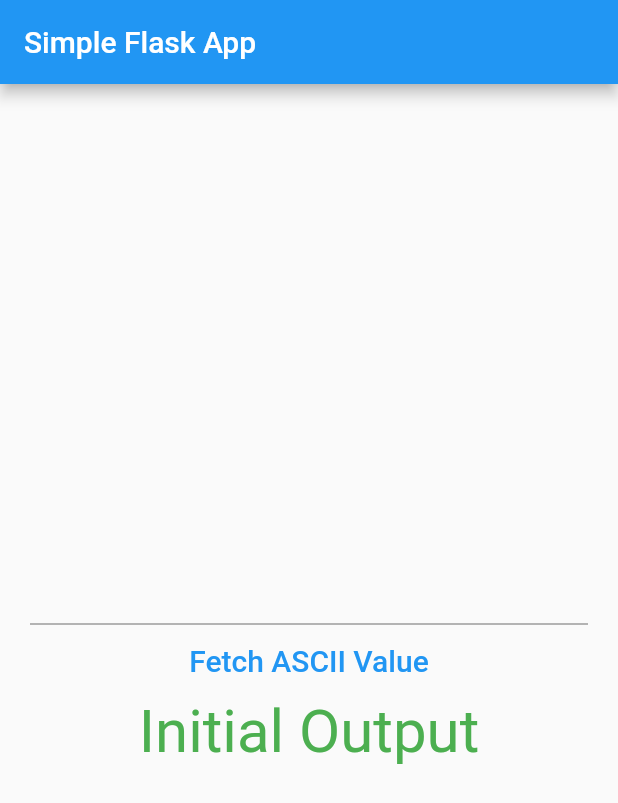
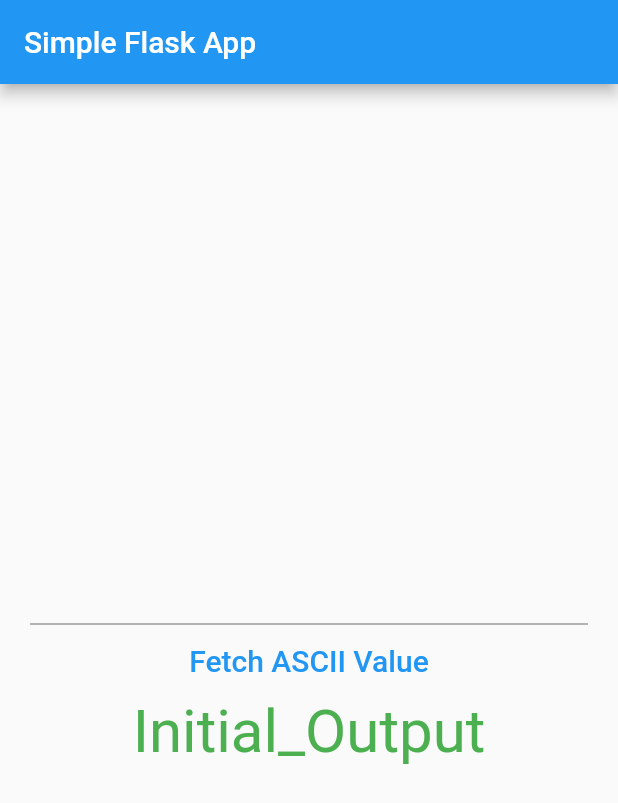
Before and after one commit to hkhy2145/pfg, a Flutter app: the screen it shows after launch, on a phone screen of 412 x 824 dp. Shown: the top 803 px of the screen. Run offline on Flutter 3.47's test engine with Material 2 defaults, Android fonts, the phone set to English and light mode, and no system bars.

```diff
--- a/lib/home.dart
+++ b/lib/home.dart
@@ -11,7 +11,7 @@ class Home extends StatefulWidget {
 class _HomeState extends State<Home> {
   String url = '';
   var data;
-  String output = 'Initial Output';
+  String output = 'Initial_Output';
   @override
   Widget build(BuildContext context) {
     return Scaffold(
```
